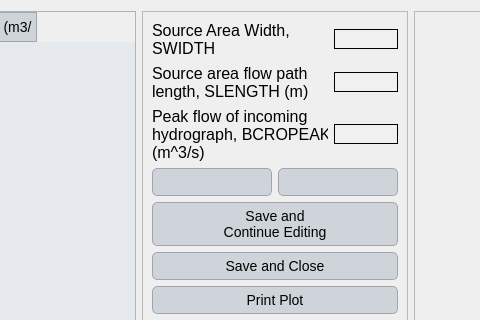
Inigobarbe/VFSMOD-GUI, file Source_code/ui/vfsmod_hydrograph.ui: the form before one commit; both pictures show x 175 to 655 and y 0 to 320 of the 1020 by 425 pixel window.
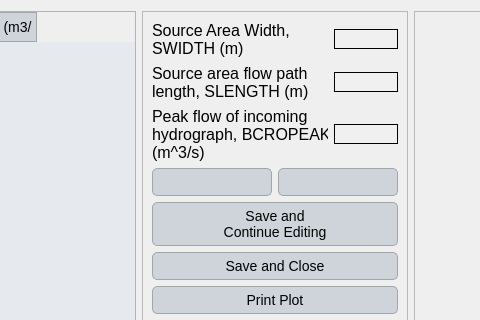
The form after the commit.

Diff of the .ui file:
```diff
--- a/Source_code/ui/vfsmod_hydrograph.ui
+++ b/Source_code/ui/vfsmod_hydrograph.ui
@@ -199,7 +199,7 @@
           </property>
           <property name="text">
            <string>Source Area Width,
-SWIDTH</string>
+SWIDTH (m)</string>
           </property>
          </widget>
         </item>
```
